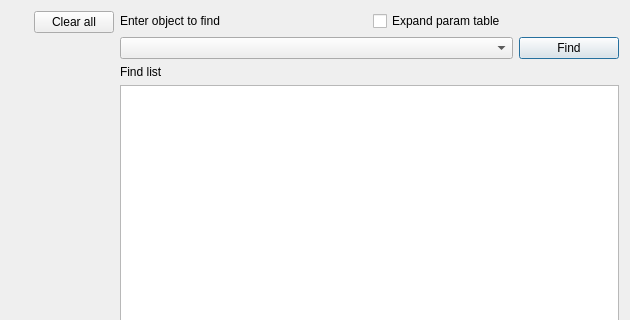
This is windows/SdDGetObject.ui in usiksan/SaliCAD as Qt 5 draws it before an edit; both pictures show x 538 to 1168 and y 0 to 320 of the 1168 by 634 pixel window. The edited form follows.
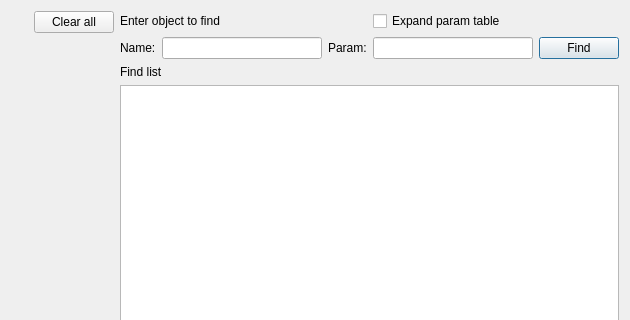
This is the edited form.

Commit message: Redesign getObject find system. At now we find first on reference table by extracting name from uid with using delimiters. After this we check params from fast list or from param exercise. Fix: when cancel symImp mode visual command icon was wrong checked. Now we need repack all libraries.

Patch:
```diff
--- a/windows/SdDGetObject.ui
+++ b/windows/SdDGetObject.ui
@@ -115,7 +115,28 @@
        <item>
         <layout class="QHBoxLayout" name="horizontalLayout_2">
          <item>
-          <widget class="QComboBox" name="mFind"/>
+          <widget class="QLabel" name="label_6">
+           <property name="text">
+            <string>Name:</string>
+           </property>
+          </widget>
+         </item>
+         <item>
+          <widget class="QLineEdit" name="mNameFilter">
+           <property name="toolTip">
+            <string>Name filter. Match all text fragment delimited by space.</string>
+           </property>
+          </widget>
+         </item>
+         <item>
+          <widget class="QLabel" name="label_7">
+           <property name="text">
+            <string>Param:</string>
+           </property>
+          </widget>
+         </item>
+         <item>
+          <widget class="QLineEdit" name="mParamFilter"/>
          </item>
          <item>
           <widget class="QPushButton" name="mFindButton">
```
Left out of the diff: 6 changed lines with no effect on the pictures. The commit also changes 8 other files.
